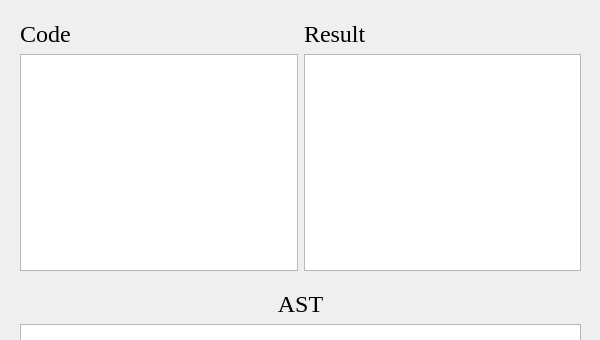
Before: the Qt Designer form include/frontend/ui/MainWindow.ui in rennsax/SE2308-QBasic, drawn with Qt 5; both pictures show x 0 to 600 and y 0 to 340 of the 600 by 700 pixel window.
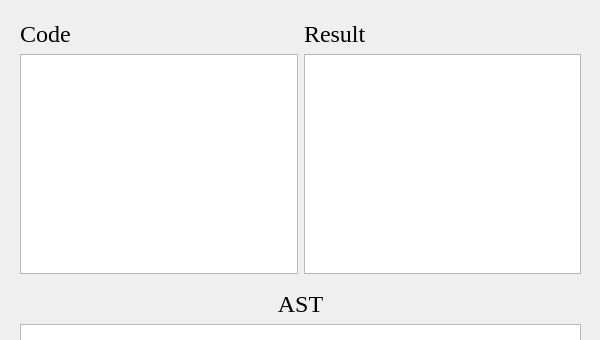
After: the same form once the commit is applied.

Patch:
```diff
--- a/include/frontend/ui/MainWindow.ui
+++ b/include/frontend/ui/MainWindow.ui
@@ -37,6 +37,9 @@
 	font-size: 16px;
 	font-family: &quot;FiraCode Nerd Font&quot;;
 }
+QLineEdit {
+	padding: 0 10px;
+}
 /** END QBasic */
 
 QMainWindow {
@@ -515,7 +518,7 @@
      <x>20</x>
      <y>20</y>
      <width>561</width>
-     <height>251</height>
+     <height>254</height>
     </rect>
    </property>
    <layout class="QHBoxLayout" name="lt_browser" stretch="0,0">
@@ -563,7 +566,7 @@
         <property name="minimumSize">
          <size>
           <width>200</width>
-          <height>200</height>
+          <height>220</height>
          </size>
         </property>
        </widget>
@@ -605,7 +608,7 @@
         <property name="minimumSize">
          <size>
           <width>200</width>
-          <height>200</height>
+          <height>220</height>
          </size>
         </property>
        </widget>
@@ -614,7 +617,7 @@
     </item>
    </layout>
   </widget>
-  <widget class="QWidget" name="">
+  <widget class="QWidget" name="layoutWidget">
    <property name="geometry">
     <rect>
      <x>20</x>
@@ -670,7 +673,7 @@
     </item>
    </layout>
   </widget>
-  <widget class="QWidget" name="">
+  <widget class="QWidget" name="layoutWidget">
    <property name="geometry">
     <rect>
      <x>20</x>
@@ -727,7 +730,7 @@
     </item>
    </layout>
   </widget>
-  <widget class="QWidget" name="">
+  <widget class="QWidget" name="layoutWidget">
    <property name="geometry">
     <rect>
      <x>20</x>
```
